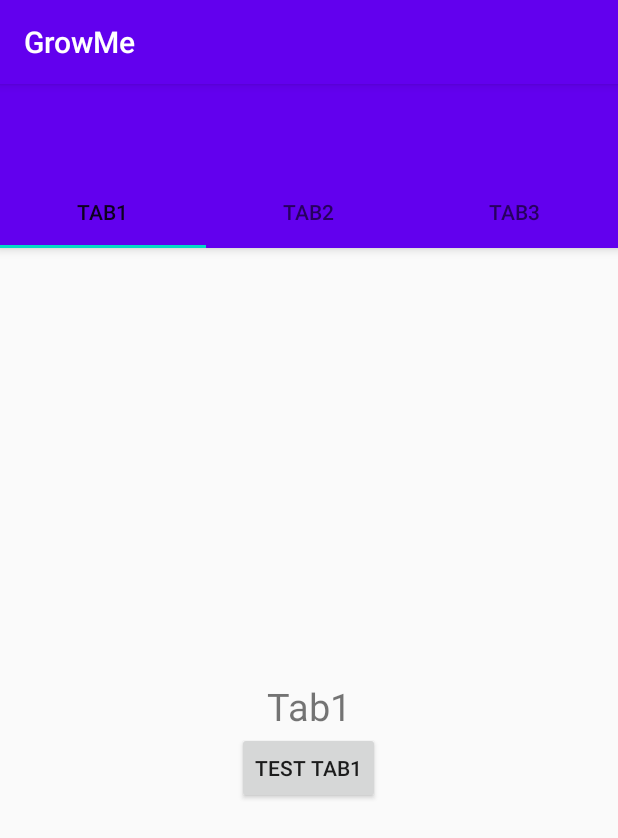
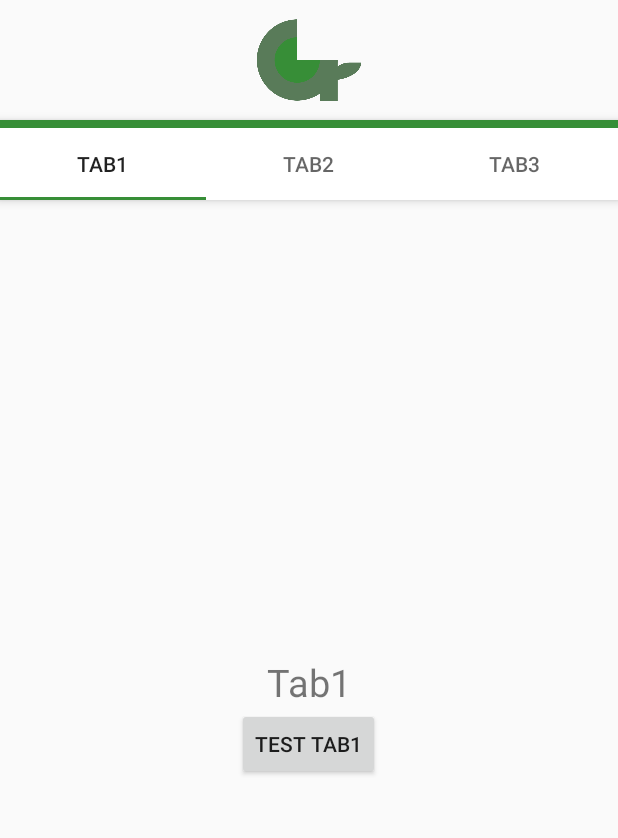
Before and after one commit to andy-cameron/GrowMe-android, an Android app: the screen it shows after launch (MainActivity), on a phone screen of 412 x 824 dp. Shown: the top 838 px of the screen. Run offline under Robolectric (Android 15) with nearby library versions, the phone set to English and light mode, and no system bars.

Commit message:
added logo and updated theme colours

```diff
--- a/GrowMe/app/src/main/res/layout/activity_main.xml
+++ b/GrowMe/app/src/main/res/layout/activity_main.xml
@@ -7,6 +7,12 @@
     tools:context=".MainActivity"
     android:orientation="vertical">
 
+    <ImageView
+        android:layout_width="wrap_content"
+        android:layout_height="80dp"
+        android:layout_gravity="center"
+        android:src="@drawable/grow_me_logo"/>
+
     <com.google.android.material.appbar.AppBarLayout
         android:id="@+id/appbar"
         android:layout_width="match_parent"
@@ -14,18 +20,11 @@
         android:paddingTop="5dp"
         android:theme="@style/ThemeOverlay.AppCompat">
 
-        <androidx.appcompat.widget.Toolbar
-            android:layout_width="match_parent"
-            android:layout_height="?attr/actionBarSize"
-            app:layout_scrollFlags="enterAlways"
-            app:popupTheme="@style/ThemeOverlay.AppCompat">
-
-        </androidx.appcompat.widget.Toolbar>
-
         <com.google.android.material.tabs.TabLayout
             android:id="@+id/tabs"
             android:layout_width="match_parent"
-            android:layout_height="wrap_content"/>
+            android:layout_height="wrap_content"
+            android:background="@android:color/white"/>
     </com.google.android.material.appbar.AppBarLayout>
 
     <androidx.viewpager.widget.ViewPager
--- a/GrowMe/app/src/main/res/values/colors.xml
+++ b/GrowMe/app/src/main/res/values/colors.xml
@@ -1,6 +1,6 @@
 <?xml version="1.0" encoding="utf-8"?>
 <resources>
-    <color name="colorPrimary">#6200EE</color>
-    <color name="colorPrimaryDark">#3700B3</color>
-    <color name="colorAccent">#03DAC5</color>
+    <color name="colorPrimary">#378E37</color>
+    <color name="colorPrimaryDark">#597B59</color>
+    <color name="colorAccent">#378E37</color>
 </resources>
--- a/GrowMe/app/src/main/res/values/styles.xml
+++ b/GrowMe/app/src/main/res/values/styles.xml
@@ -6,6 +6,8 @@
         <item name="colorPrimary">@color/colorPrimary</item>
         <item name="colorPrimaryDark">@color/colorPrimaryDark</item>
         <item name="colorAccent">@color/colorAccent</item>
+        <item name="windowActionBar">false</item>
+        <item name="windowNoTitle">true</item>
     </style>
 
 </resources>
```
Also changed, not shown: GrowMe/app/src/main/res/drawable/grow_me_logo.png (added).
